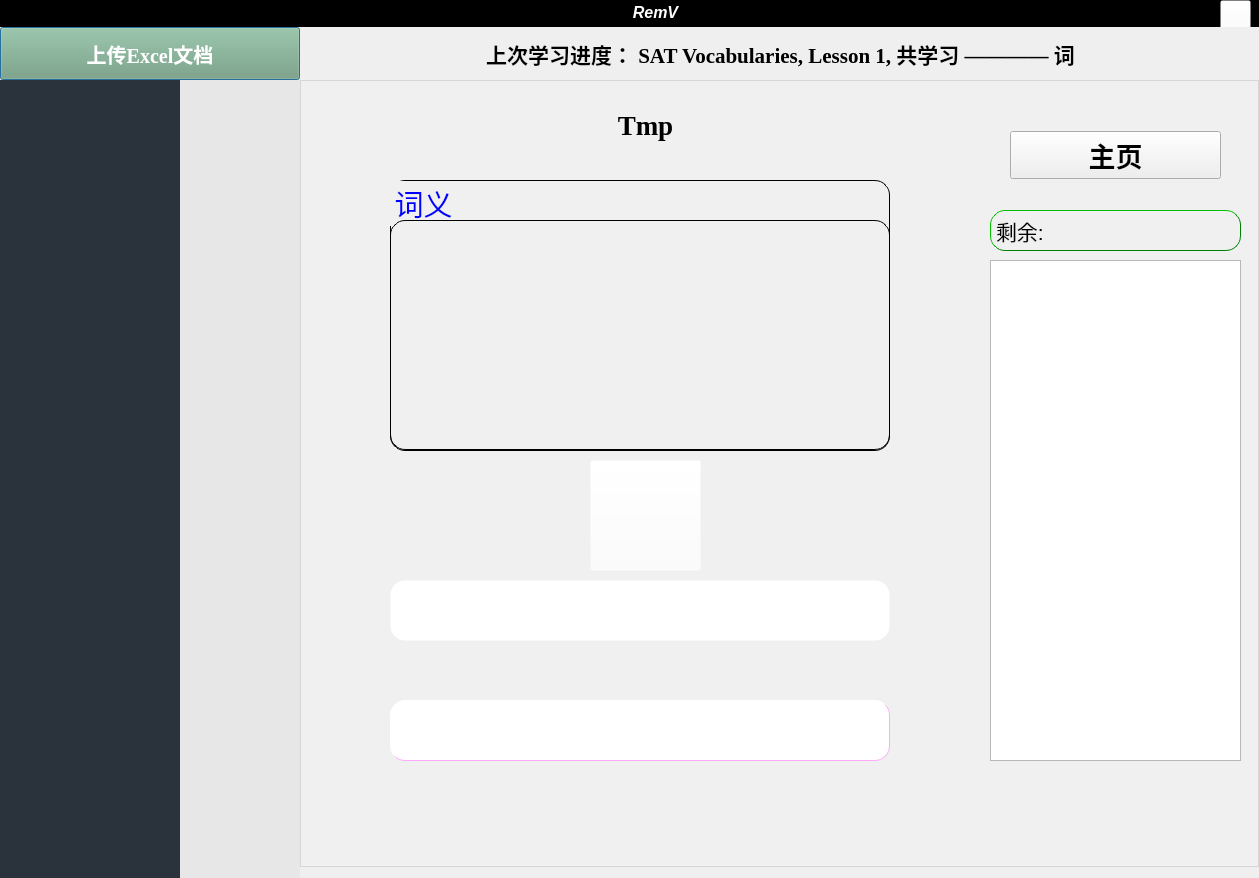
Above: PyQt5_GUI/RemV_Package/pyFile/FirstGui_ChineseVersion.ui from ArmandXiao/RemV before the change. Below: the same form after it.
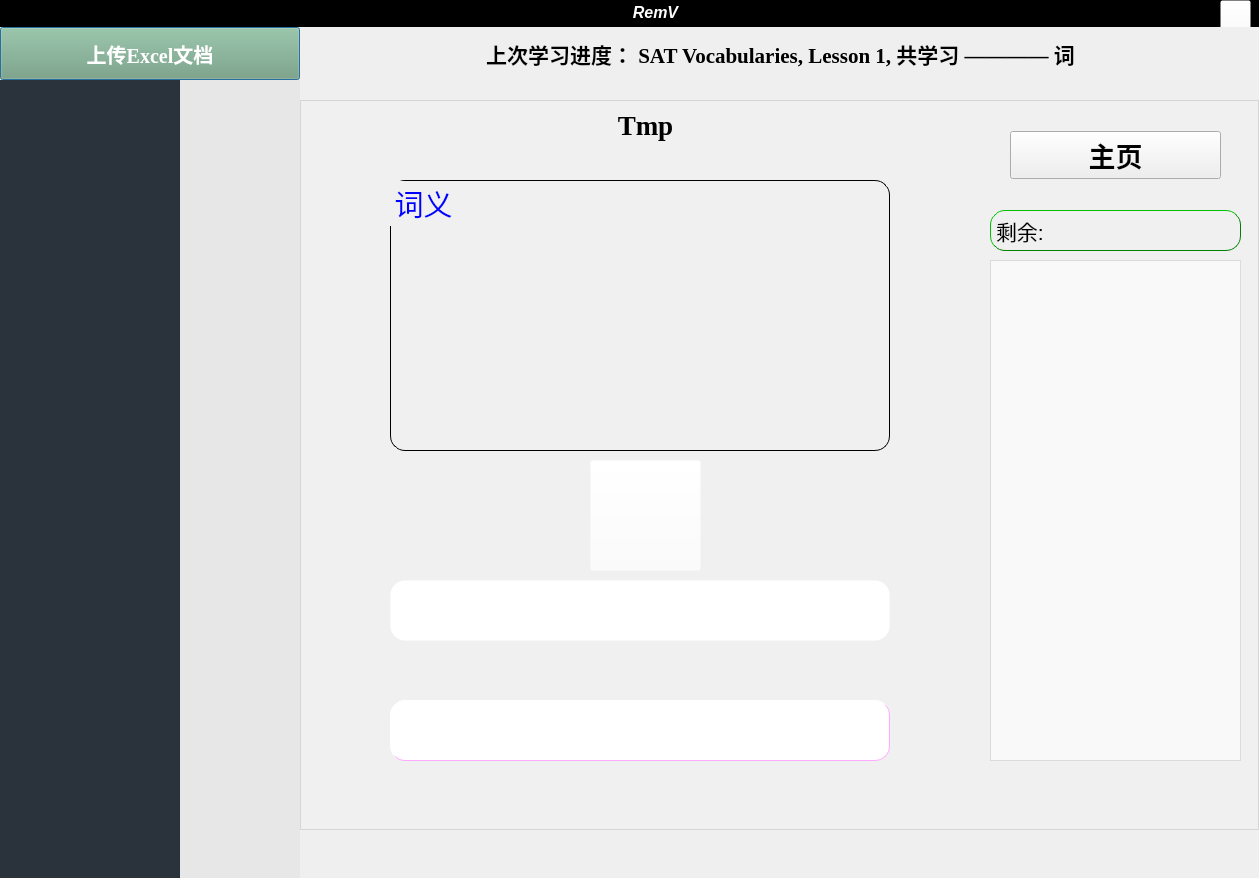
That is the form after the change. The open tabs and pages were chosen to show the change.

```diff
--- a/PyQt5_GUI/RemV_Package/pyFile/FirstGui_ChineseVersion.ui
+++ b/PyQt5_GUI/RemV_Package/pyFile/FirstGui_ChineseVersion.ui
@@ -2,6 +2,9 @@
 <ui version="4.0">
  <class>MainWindow</class>
  <widget class="QMainWindow" name="MainWindow">
+  <property name="enabled">
+   <bool>true</bool>
+  </property>
   <property name="geometry">
    <rect>
     <x>0</x>
@@ -1316,12 +1319,21 @@
            <pointsize>20</pointsize>
           </font>
          </property>
+         <property name="styleSheet">
+          <string notr="true">background-color: rgba(255, 255, 255, 150)</string>
+         </property>
          <property name="alternatingRowColors">
           <bool>true</bool>
          </property>
          <property name="spacing">
           <number>20</number>
          </property>
+         <property name="viewMode">
+          <enum>QListView::ListMode</enum>
+         </property>
+         <property name="uniformItemSizes">
+          <bool>false</bool>
+         </property>
         </widget>
         <widget class="QLabel" name="remainLabel">
          <property name="geometry">
@@ -1591,7 +1603,7 @@
           </property>
           <property name="styleSheet">
            <string notr="true">color: black;
-border-style: outset;
+border-style: insert;
 border-radius:15;
 border-color:black;
 border-width: 1px;</string>
@@ -1684,9 +1696,9 @@
          <property name="geometry">
           <rect>
            <x>0</x>
-           <y>0</y>
+           <y>20</y>
            <width>959</width>
-           <height>787</height>
+           <height>730</height>
           </rect>
          </property>
          <property name="styleSheet">
```
Left out of the diff: 29 changed lines with no effect on the pictures.
